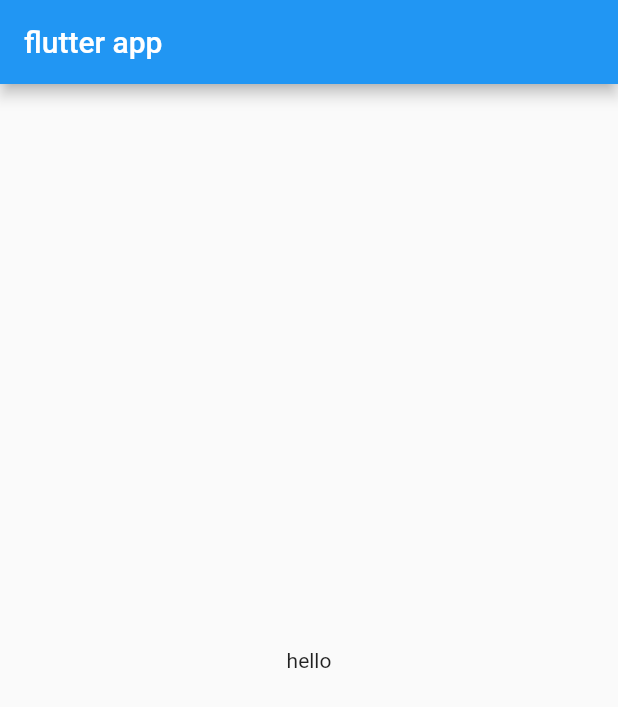
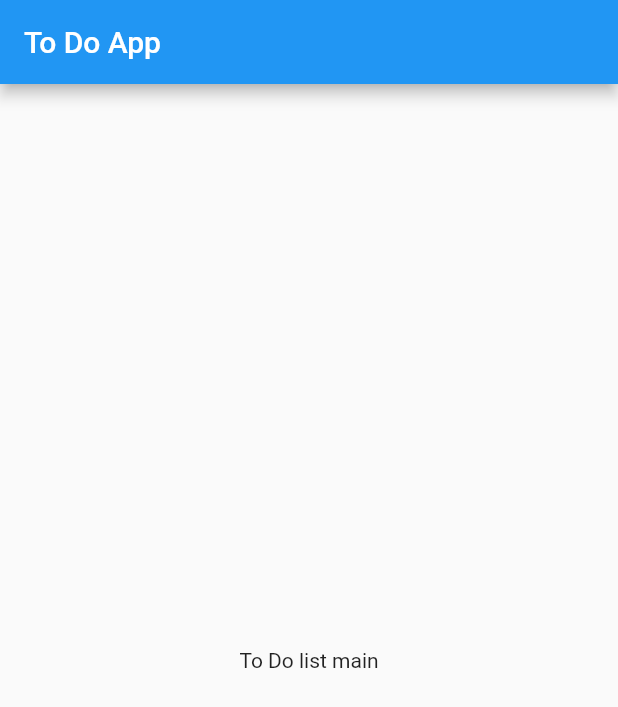
Before and after one commit to MMattLeeE/flutter_inventory_CS499, a Flutter app: the screen it shows after launch, on a phone screen of 412 x 824 dp. Shown: the top 707 px of the screen. Run offline on Flutter 3.47's test engine with Material 2 defaults, Android fonts, the phone set to English and light mode, and no system bars.

```diff
--- a/lib/main.dart
+++ b/lib/main.dart
@@ -17,10 +17,10 @@ class MyHomePage extends StatelessWidget {
   Widget build(BuildContext context) {
     return Scaffold(
       appBar: AppBar(
-        title: Text('flutter app'),
+        title: Text('To Do App'),
       ),
       body: Center(
-        child: Text('hello'),
+        child: Text('To Do list main'),
       ),
     );
   }
```
Also changed, not shown: lib/models/inventory.dart (added, +22 -0 lines), lib/widgets/inventory_overview_screen.dart (added, +8 -0 lines), pubspec.lock.
